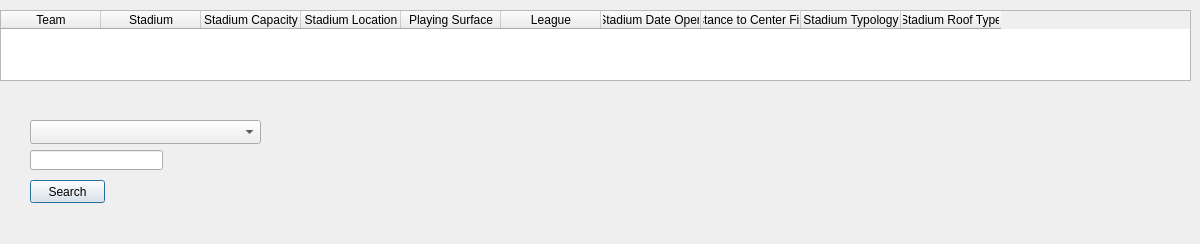
Above: BaseballTour/databasenameview.ui from ethanl21/BaseballTour before the change. Below: the same form after it.
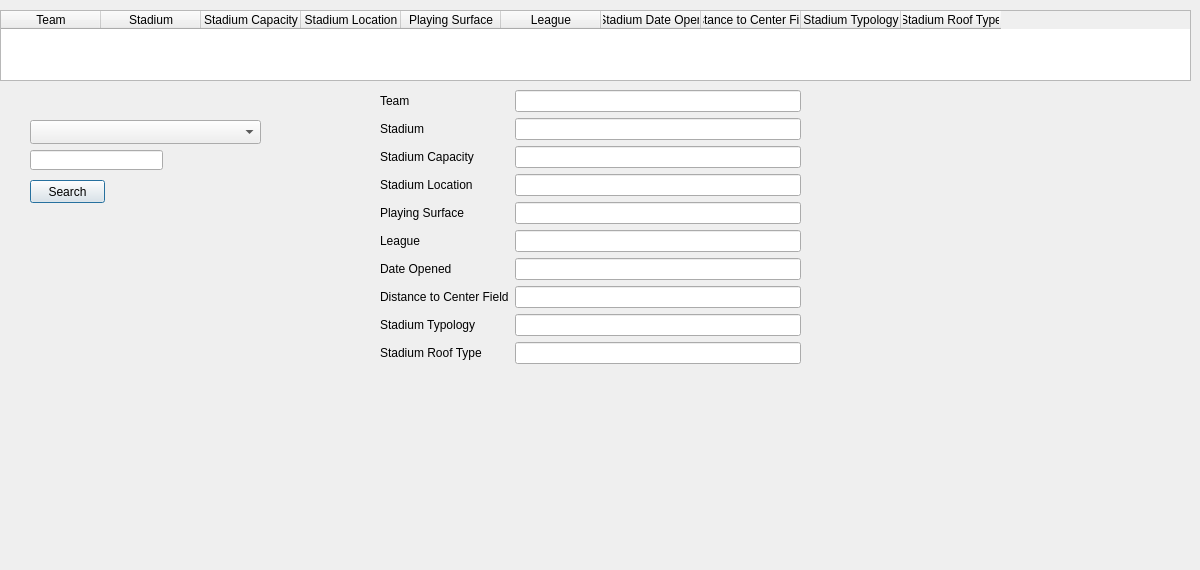
That is the form after the change.

Commit message: Update DB, modify team view form

What changed in the file:
```diff
--- a/BaseballTour/databasenameview.ui
+++ b/BaseballTour/databasenameview.ui
@@ -7,7 +7,7 @@
     <x>0</x>
     <y>0</y>
     <width>1200</width>
-    <height>244</height>
+    <height>570</height>
    </rect>
   </property>
   <property name="maximumSize">
@@ -112,6 +112,158 @@
     </rect>
    </property>
   </widget>
+  <widget class="QWidget" name="formLayoutWidget">
+   <property name="geometry">
+    <rect>
+     <x>380</x>
+     <y>90</y>
+     <width>421</width>
+     <height>311</height>
+    </rect>
+   </property>
+   <layout class="QFormLayout" name="formLayout">
+    <item row="0" column="0">
+     <widget class="QLabel" name="label">
+      <property name="text">
+       <string>Team</string>
+      </property>
+     </widget>
+    </item>
+    <item row="1" column="0">
+     <widget class="QLabel" name="label_3">
+      <property name="text">
+       <string>Stadium</string>
+      </property>
+     </widget>
+    </item>
+    <item row="2" column="0">
+     <widget class="QLabel" name="label_2">
+      <property name="text">
+       <string>Stadium Capacity</string>
+      </property>
+     </widget>
+    </item>
+    <item row="3" column="0">
+     <widget class="QLabel" name="label_4">
+      <property name="text">
+       <string>Stadium Location</string>
+      </property>
+     </widget>
+    </item>
+    <item row="4" column="0">
+     <widget class="QLabel" name="label_5">
+      <property name="text">
+       <string>Playing Surface</string>
+      </property>
+     </widget>
+    </item>
+    <item row="5" column="0">
+     <widget class="QLabel" name="label_6">
+      <property name="text">
+       <string>League</string>
+      </property>
+     </widget>
+    </item>
+    <item row="6" column="0">
+     <widget class="QLabel" name="label_7">
+      <property name="text">
+       <string>Date Opened</string>
+      </property>
+     </widget>
+    </item>
+    <item row="7" column="0">
+     <widget class="QLabel" name="label_8">
+      <property name="text">
+       <string>Distance to Center Field</string>
+      </property>
+     </widget>
+    </item>
+    <item row="8" column="0">
+     <widget class="QLabel" name="label_9">
+      <property name="text">
+       <string>Stadium Typology</string>
+      </property>
+     </widget>
+    </item>
+    <item row="9" column="0">
+     <widget class="QLabel" name="label_10">
+      <property name="text">
+       <string>Stadium Roof Type</string>
+      </property>
+     </widget>
+    </item>
+    <item row="0" column="1">
+     <widget class="QLineEdit" name="teamLineEdit">
+      <property name="readOnly">
+       <bool>true</bool>
+      </property>
+     </widget>
+    </item>
+    <item row="1" column="1">
+     <widget class="QLineEdit" name="stadiumNameLineEdit">
+      <property name="readOnly">
+       <bool>true</bool>
+      </property>
+     </widget>
+    </item>
+    <item row="2" column="1">
+     <widget class="QLineEdit" name="stadiumCapacityLineEdit">
+      <property name="readOnly">
+       <bool>true</bool>
+      </property>
+     </widget>
+    </item>
+    <item row="3" column="1">
+     <widget class="QLineEdit" name="stadiumLocationLineEdit">
+      <property name="readOnly">
+       <bool>true</bool>
+      </property>
+     </widget>
+    </item>
+    <item row="4" column="1">
+     <widget class="QLineEdit" name="stadiumPlayingSurfaceLineEdit">
+      <property name="readOnly">
+       <bool>true</bool>
+      </property>
+     </widget>
+    </item>
+    <item row="5" column="1">
+     <widget class="QLineEdit" name="leagueLineEdit">
+      <property name="readOnly">
+       <bool>true</bool>
+      </property>
+     </widget>
+    </item>
+    <item row="6" column="1">
+     <widget class="QLineEdit" name="dateOpenedLineEdit">
+      <property name="readOnly">
+       <bool>true</bool>
+      </property>
+     </widget>
+    </item>
+    <item row="7" column="1">
+     <widget class="QLineEdit" name="distCtrFieldLineEdit">
+      <property name="readOnly">
+       <bool>true</bool>
+      </property>
+     </widget>
+    </item>
+    <item row="8" column="1">
+     <widget class="QLineEdit" name="typologyLineEdit">
+      <property name="readOnly">
+       <bool>true</bool>
+      </property>
+     </widget>
+    </item>
+    <item row="9" column="1">
+     <widget class="QLineEdit" name="roofTypeLineEdit">
+      <property name="readOnly">
+       <bool>true</bool>
+      </property>
+     </widget>
+    </item>
+   </layout>
+  </widget>
  </widget>
  <resources/>
  <connections/>
```
The commit also changes 2 other files.
